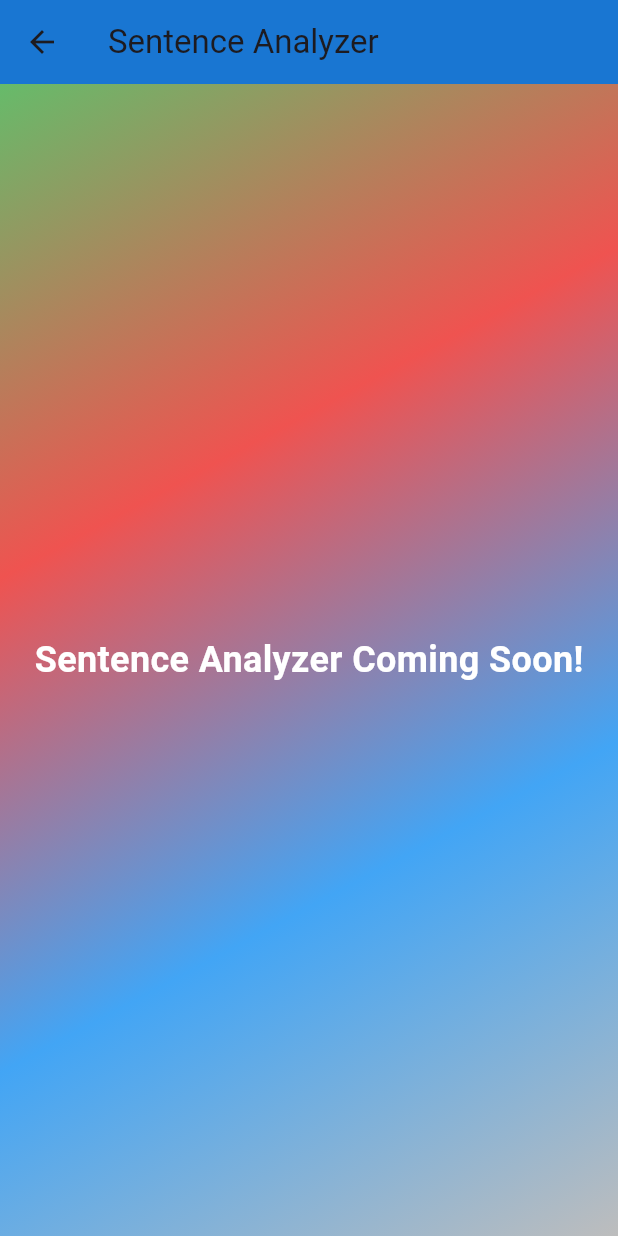
After one commit to levirono/essentials, a Flutter app: the screen it shows after launch, item 3 of the bottom bar chosen, on a phone screen of 412 x 824 dp. The commit adds this screen. Run offline on Flutter 3.47's test engine with Material 3 defaults, Android fonts, the phone set to English and light mode, and no system bars; our stand-ins replace file_picker; missing offline and left inert: syncfusion_flutter_pdfviewer.

Commit message:
added cf bundel to open pdf from another apps and also added sentence analyzer page

```diff
--- a/lib/UI/home.dart
+++ b/lib/UI/home.dart
@@ -1,3 +1,4 @@
+import 'package:essentials/UI/sentence_analyzer.dart';
 import 'package:flutter/material.dart';
 import 'package:file_picker/file_picker.dart';
 import '../features/pdf_reader.dart';
@@ -96,6 +97,7 @@ class HomePage extends StatelessWidget {
                   children: [
                     _buildFeatureButton(context, Icons.analytics, 'Notes'),
                     _buildFeatureButton(context, Icons.task_alt, 'Tasks'),
+                    _buildFeatureButton(context, Icons.text_snippet, 'Sentence Analyzer'),
                   ],
                 ),
               ),
@@ -115,6 +117,12 @@ class HomePage extends StatelessWidget {
       children: [
         ElevatedButton(
           onPressed: () {
+            if (label == 'Sentence Analyzer') {
+              Navigator.push(
+                context,
+                MaterialPageRoute(builder: (context) => SentenceAnalyzerPage()),
+              );
+            }
             // if (label == 'Notes') {
             //   Navigator.push(
             //     context,
--- /dev/null
+++ b/lib/UI/sentence_analyzer.dart
@@ -0,0 +1,33 @@
+import 'package:flutter/material.dart';
+
+class SentenceAnalyzerPage extends StatelessWidget {
+  @override
+  Widget build(BuildContext context) {
+    return Scaffold(
+      appBar: AppBar(
+        title: Text('Sentence Analyzer'),
+        backgroundColor: Colors.blue.shade700,
+      ),
+      body: Container(
+        decoration: BoxDecoration(
+          gradient: LinearGradient(
+            begin: Alignment.topLeft,
+            end: Alignment.bottomRight,
+            colors: [
+              Colors.green.shade400,
+              Colors.red.shade400,
+              Colors.blue.shade400,
+              Colors.grey.shade400,
+            ],
+          ),
+        ),
+        child: Center(
+          child: Text(
+            'Sentence Analyzer Coming Soon!',
+            style: TextStyle(fontSize: 24, color: Colors.white, fontWeight: FontWeight.bold),
+          ),
+        ),
+      ),
+    );
+  }
+}
```
Also changed, not shown: lib/features/pdf_reader.dart (+97 -4 lines), 2 other files.
